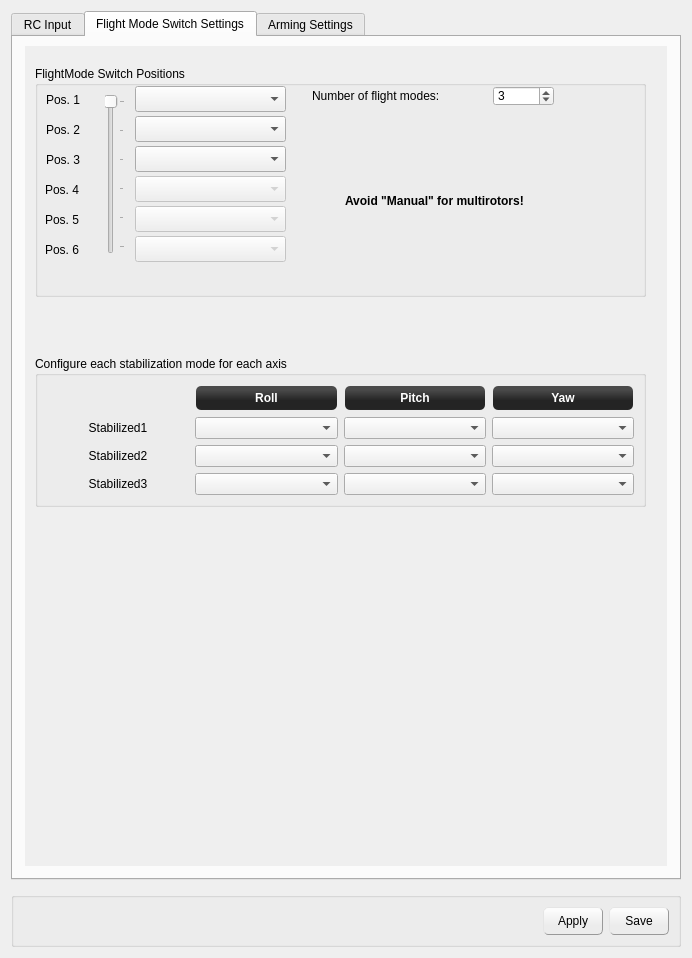
openpilot/OpenPilot, file ground/openpilotgcs/src/plugins/config/input.ui: the form before one commit.
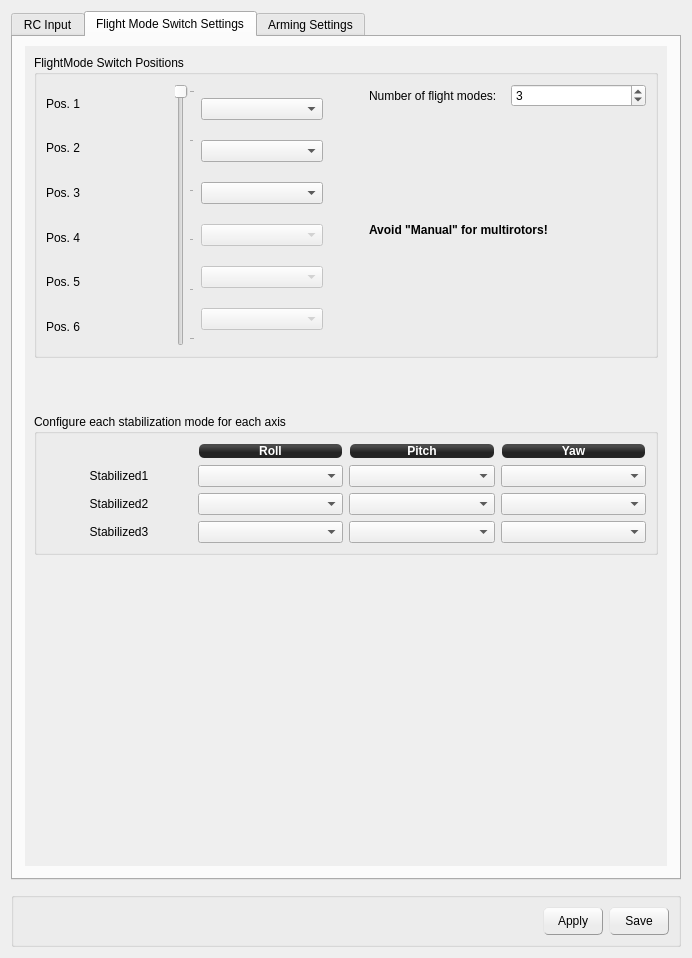
The form after the commit. The open tabs and pages were chosen to show the change. Icons and pictures are not drawn.

Commit message: UI changes to the GCS interface pages

What changed in the file:
```diff
--- a/ground/openpilotgcs/src/plugins/config/input.ui
+++ b/ground/openpilotgcs/src/plugins/config/input.ui
@@ -261,304 +261,70 @@
            <rect>
             <x>0</x>
             <y>0</y>
-            <width>100</width>
-            <height>30</height>
+            <width>638</width>
+            <height>801</height>
            </rect>
           </property>
-          <widget class="QGroupBox" name="groupBox">
-           <property name="geometry">
-            <rect>
-             <x>10</x>
-             <y>310</y>
-             <width>611</width>
-             <height>151</height>
-            </rect>
-           </property>
-           <property name="styleSheet">
-            <string notr="true"/>
-           </property>
-           <property name="title">
-            <string>Configure each stabilization mode for each axis</string>
-           </property>
-           <layout class="QGridLayout" name="gridLayout_2">
-            <item row="3" column="0">
-             <widget class="QLabel" name="label_22">
-              <property name="text">
-               <string>Stabilized3</string>
-              </property>
-              <property name="alignment">
-               <set>Qt::AlignCenter</set>
-              </property>
-             </widget>
-            </item>
-            <item row="0" column="1">
-             <widget class="QLabel" name="label_8">
-              <property name="styleSheet">
-               <string notr="true">background-color: qlineargradient(spread:reflect, x1:0.507, y1:0, x2:0.507, y2:0.772, stop:0.208955 rgba(74, 74, 74, 255), stop:0.78607 rgba(36, 36, 36, 255));
-color: rgb(255, 255, 255);
-border-radius: 5;
-font: bold 12px;
-margin:1px;</string>
-              </property>
-              <property name="text">
-               <string>Roll</string>
-              </property>
-              <property name="alignment">
-               <set>Qt::AlignCenter</set>
-              </property>
-             </widget>
-            </item>
-            <item row="1" column="1">
-             <widget class="QComboBox" name="fmsSsPos1Roll">
-              <property name="minimumSize">
-               <size>
-                <width>102</width>
-                <height>0</height>
-               </size>
-              </property>
-              <property name="focusPolicy">
-               <enum>Qt::StrongFocus</enum>
-              </property>
-             </widget>
-            </item>
-            <item row="0" column="2">
-             <widget class="QLabel" name="label_9">
-              <property name="styleSheet">
-               <string notr="true">background-color: qlineargradient(spread:reflect, x1:0.507, y1:0, x2:0.507, y2:0.772, stop:0.208955 rgba(74, 74, 74, 255), stop:0.78607 rgba(36, 36, 36, 255));
-color: rgb(255, 255, 255);
-border-radius: 5;
-font: bold 12px;
-margin:1px;</string>
-              </property>
-              <property name="text">
-               <string>Pitch</string>
-              </property>
-              <property name="alignment">
-               <set>Qt::AlignCenter</set>
-              </property>
-             </widget>
-            </item>
-            <item row="3" column="2">
-             <widget class="QComboBox" name="fmsSsPos3Pitch">
-              <property name="focusPolicy">
-               <enum>Qt::StrongFocus</enum>
-              </property>
-             </widget>
-            </item>
-            <item row="3" column="3">
-             <widget class="QComboBox" name="fmsSsPos3Yaw">
-              <property name="focusPolicy">
-               <enum>Qt::StrongFocus</enum>
-              </property>
-             </widget>
-            </item>
-            <item row="2" column="2">
-             <widget class="QComboBox" name="fmsSsPos2Pitch">
-              <property name="focusPolicy">
-               <enum>Qt::StrongFocus</enum>
-              </property>
-             </widget>
-            </item>
-            <item row="1" column="0">
-             <widget class="QLabel" name="label_14">
-              <property name="text">
-               <string>Stabilized1</string>
-              </property>
-              <property name="alignment">
-               <set>Qt::AlignCenter</set>
-              </property>
-             </widget>
-            </item>
-            <item row="0" column="3">
-             <widget class="QLabel" name="label_10">
-              <property name="styleSheet">
-               <string notr="true">background-color: qlineargradient(spread:reflect, x1:0.507, y1:0, x2:0.507, y2:0.772, stop:0.208955 rgba(74, 74, 74, 255), stop:0.78607 rgba(36, 36, 36, 255));
-color: rgb(255, 255, 255);
-border-radius: 5;
-font: bold 12px;
-margin:1px;</string>
-              </property>
-              <property name="text">
-               <string>Yaw</string>
-              </property>
-              <property name="alignment">
-               <set>Qt::AlignCenter</set>
-              </property>
-             </widget>
-            </item>
-            <item row="3" column="1">
-             <widget class="QComboBox" name="fmsSsPos3Roll">
-              <property name="focusPolicy">
-               <enum>Qt::StrongFocus</enum>
-              </property>
-             </widget>
-            </item>
-            <item row="1" column="3">
-             <widget class="QComboBox" name="fmsSsPos1Yaw">
-              <property name="minimumSize">
-               <size>
-                <width>102</width>
-                <height>0</height>
-               </size>
-              </property>
-              <property name="focusPolicy">
-               <enum>Qt::StrongFocus</enum>
-              </property>
-             </widget>
-            </item>
-            <item row="2" column="3">
-             <widget class="QComboBox" name="fmsSsPos2Yaw">
-              <property name="focusPolicy">
-               <enum>Qt::StrongFocus</enum>
-              </property>
-             </widget>
-            </item>
-            <item row="2" column="1">
-             <widget class="QComboBox" name="fmsSsPos2Roll">
-              <property name="focusPolicy">
-               <enum>Qt::StrongFocus</enum>
-              </property>
-             </widget>
-            </item>
-            <item row="2" column="0">
-             <widget class="QLabel" name="label_21">
-              <property name="text">
-               <string>Stabilized2</string>
-              </property>
-              <property name="alignment">
-               <set>Qt::AlignCenter</set>
-              </property>
-             </widget>
-            </item>
-            <item row="1" column="2">
-             <widget class="QComboBox" name="fmsSsPos1Pitch">
-              <property name="minimumSize">
-               <size>
-                <width>102</width>
-                <height>0</height>
-               </size>
-              </property>
-              <property name="focusPolicy">
-               <enum>Qt::StrongFocus</enum>
-              </property>
-             </widget>
-            </item>
-           </layout>
-          </widget>
+          <layout class="QGridLayout" name="gridLayout_7">
+           <item row="0" column="0">
           <widget class="QGroupBox" name="groupBox_2">
-           <property name="geometry">
-            <rect>
-             <x>10</x>
-             <y>20</y>
-             <width>611</width>
-             <height>231</height>
-            </rect>
-           </property>
            <property name="title">
             <string>FlightMode Switch Positions</string>
            </property>
-           <widget class="QComboBox" name="fmsModePos5">
-            <property name="enabled">
-             <bool>false</bool>
-            </property>
-            <property name="geometry">
-             <rect>
-              <x>100</x>
-              <y>140</y>
-              <width>151</width>
-              <height>26</height>
-             </rect>
-            </property>
-            <property name="focusPolicy">
-             <enum>Qt::StrongFocus</enum>
-            </property>
-           </widget>
-           <widget class="QComboBox" name="fmsModePos4">
-            <property name="enabled">
-             <bool>false</bool>
-            </property>
-            <property name="geometry">
-             <rect>
-              <x>100</x>
-              <y>110</y>
-              <width>151</width>
-              <height>26</height>
-             </rect>
-            </property>
-            <property name="focusPolicy">
-             <enum>Qt::StrongFocus</enum>
-            </property>
-            <property name="toolTip">
-             <string>Select the stabilization mode on this position (manual/stabilized/auto)</string>
-            </property>
-           </widget>
+             <layout class="QGridLayout" name="gridLayout_6">
+              <item row="0" column="0">
+               <layout class="QGridLayout" name="gridLayout_4">
+                <item row="0" column="0">
+                 <layout class="QVBoxLayout" name="verticalLayout_9">
+                  <item>
+                   <widget class="QLabel" name="label_pos1">
+                    <property name="text">
+                     <string>Pos. 1</string>
+                    </property>
+                   </widget>
+                  </item>
+                  <item>
+                   <widget class="QLabel" name="label_pos2">
+                    <property name="text">
+                     <string>Pos. 2</string>
+                    </property>
+                   </widget>
+                  </item>
+                  <item>
+                   <widget class="QLabel" name="label_pos3">
+                    <property name="text">
+                     <string>Pos. 3</string>
+                    </property>
+                   </widget>
+                  </item>
+                  <item>
            <widget class="QLabel" name="label_pos4">
-            <property name="geometry">
-             <rect>
-              <x>10</x>
-              <y>115</y>
-              <width>62</width>
-              <height>17</height>
-             </rect>
-            </property>
             <property name="text">
              <string>Pos. 4</string>
             </property>
            </widget>
-           <widget class="QComboBox" name="fmsModePos6">
-            <property name="enabled">
-             <bool>false</bool>
-            </property>
-            <property name="geometry">
-             <rect>
-              <x>100</x>
-              <y>170</y>
-              <width>151</width>
-              <height>26</height>
-             </rect>
-            </property>
-            <property name="focusPolicy">
-             <enum>Qt::StrongFocus</enum>
-            </property>
-           </widget>
+                  </item>
+                  <item>
            <widget class="QLabel" name="label_pos5">
-            <property name="geometry">
-             <rect>
-              <x>10</x>
-              <y>145</y>
-              <width>62</width>
-              <height>17</height>
-             </rect>
-            </property>
             <property name="text">
              <string>Pos. 5</string>
             </property>
            </widget>
+                  </item>
+                  <item>
            <widget class="QLabel" name="label_pos6">
-            <property name="geometry">
-             <rect>
-              <x>10</x>
-              <y>175</y>
-              <width>62</width>
-              <height>17</height>
-             </rect>
-            </property>
             <property name="text">
              <string>Pos. 6</string>
             </property>
            </widget>
+                  </item>
+                 </layout>
+                </item>
+                <item row="0" column="1">
            <widget class="QSlider" name="fmsSlider">
             <property name="enabled">
              <bool>false</bool>
             </property>
-            <property name="geometry">
-             <rect>
-              <x>70</x>
-              <y>28</y>
-              <width>20</width>
-              <height>160</height>
-             </rect>
-            </property>
             <property name="focusPolicy">
              <enum>Qt::StrongFocus</enum>
             </property>
@@ -596,40 +362,37 @@
              <number>1</number>
             </property>
            </widget>
+                </item>
+                <item row="0" column="2">
+                 <layout class="QVBoxLayout" name="verticalLayout_10">
+                  <item>
+                   <widget class="QComboBox" name="fmsModePos1">
+                    <property name="focusPolicy">
+                     <enum>Qt::StrongFocus</enum>
+                    </property>
+                    <property name="toolTip">
+                     <string>Select the stabilization mode on this position (manual/stabilized/auto)</string>
+                    </property>
+                   </widget>
+                  </item>
+                  <item>
            <widget class="QComboBox" name="fmsModePos2">
-            <property name="geometry">
-             <rect>
-              <x>100</x>
-              <y>50</y>
-              <width>151</width>
-              <height>26</height>
-             </rect>
-            </property>
             <property name="focusPolicy">
              <enum>Qt::StrongFocus</enum>
             </property>
            </widget>
+                  </item>
+                  <item>
            <widget class="QComboBox" name="fmsModePos3">
-            <property name="geometry">
-             <rect>
-              <x>100</x>
-              <y>80</y>
-              <width>151</width>
-              <height>26</height>
-             </rect>
-            </property>
             <property name="focusPolicy">
              <enum>Qt::StrongFocus</enum>
             </property>
            </widget>
-           <widget class="QComboBox" name="fmsModePos1">
-            <property name="geometry">
-             <rect>
-              <x>100</x>
-              <y>20</y>
-              <width>151</width>
-              <height>26</height>
-             </rect>
+                  </item>
+                  <item>
+                   <widget class="QComboBox" name="fmsModePos4">
+                    <property name="enabled">
+                     <bool>false</bool>
             </property>
             <property name="focusPolicy">
              <enum>Qt::StrongFocus</enum>
@@ -638,54 +401,44 @@
              <string>Select the stabilization mode on this position (manual/stabilized/auto)</string>
             </property>
            </widget>
-           <widget class="QLabel" name="label_pos2">
-            <property name="geometry">
-             <rect>
-              <x>11</x>
-              <y>55</y>
-              <width>62</width>
-              <height>17</height>
-             </rect>
-            </property>
-            <property name="text">
-             <string>Pos. 2</string>
-            </property>
-           </widget>
-           <widget class="QLabel" name="label_pos1">
-            <property name="geometry">
-             <rect>
-              <x>11</x>
-              <y>25</y>
-              <width>62</width>
-              <height>17</height>
-             </rect>
-            </property>
-            <property name="text">
-             <string>Pos. 1</string>
-            </property>
-           </widget>
-           <widget class="QLabel" name="label_pos3">
-            <property name="geometry">
-             <rect>
-              <x>11</x>
-              <y>85</y>
-              <width>62</width>
-              <height>17</height>
-             </rect>
-            </property>
+                  </item>
+                  <item>
+                   <widget class="QComboBox" name="fmsModePos5">
+                    <property name="enabled">
+                     <bool>false</bool>
+                    </property>
+                    <property name="focusPolicy">
+                     <enum>Qt::StrongFocus</enum>
+                    </property>
+                   </widget>
+                  </item>
+                  <item>
+                   <widget class="QComboBox" name="fmsModePos6">
+                    <property name="enabled">
+                     <bool>false</bool>
+                    </property>
+                    <property name="focusPolicy">
+                     <enum>Qt::StrongFocus</enum>
+                    </property>
+                   </widget>
+                  </item>
+                 </layout>
+                </item>
+               </layout>
+              </item>
+              <item row="0" column="2">
+               <layout class="QGridLayout" name="gridLayout_5">
+                <item row="0" column="0">
+                 <layout class="QHBoxLayout" name="horizontalLayout_6">
+                  <item>
+                   <widget class="QLabel" name="label">
             <property name="text">
-             <string>Pos. 3</string>
-            </property>
-           </widget>
+                     <string>Number of flight modes:</string>
+                    </property>
+                   </widget>
+                  </item>
+                  <item>
            <widget class="QSpinBox" name="fmsPosNum">
-            <property name="geometry">
-             <rect>
-              <x>458</x>
-              <y>20</y>
-              <width>61</width>
-              <height>20</height>
-             </rect>
-            </property>
             <property name="toolTip">
              <string>Number of positions your FlightMode switch has.
 
@@ -706,28 +459,11 @@
              <number>3</number>
             </property>
            </widget>
-           <widget class="QLabel" name="label">
-            <property name="geometry">
-             <rect>
-              <x>277</x>
-              <y>22</y>
-              <width>171</width>
-              <height>16</height>
-             </rect>
-            </property>
-            <property name="text">
-             <string>Number of flight modes:</string>
-            </property>
-           </widget>
+                  </item>
+                 </layout>
+                </item>
+                <item row="1" column="0">
            <widget class="QLabel" name="label_15">
-            <property name="geometry">
-             <rect>
-              <x>310</x>
-              <y>120</y>
-              <width>191</width>
-              <height>30</height>
-             </rect>
-            </property>
             <property name="font">
              <font>
               <weight>75</weight>
@@ -741,7 +477,232 @@
              <bool>true</bool>
             </property>
            </widget>
-          </widget>
+                </item>
+               </layout>
+              </item>
+              <item row="0" column="1">
+               <spacer name="horizontalSpacer_4">
+                <property name="orientation">
+                 <enum>Qt::Horizontal</enum>
+                </property>
+                <property name="sizeType">
+                 <enum>QSizePolicy::Fixed</enum>
+                </property>
+                <property name="sizeHint" stdset="0">
+                 <size>
+                  <width>40</width>
+                  <height>20</height>
+                 </size>
+                </property>
+               </spacer>
+              </item>
+             </layout>
+            </widget>
+           </item>
+           <item row="1" column="0">
+            <spacer name="verticalSpacer_6">
+             <property name="orientation">
+              <enum>Qt::Vertical</enum>
+             </property>
+             <property name="sizeType">
+              <enum>QSizePolicy::Fixed</enum>
+             </property>
+             <property name="sizeHint" stdset="0">
+              <size>
+               <width>20</width>
+               <height>50</height>
+              </size>
+             </property>
+            </spacer>
+           </item>
+           <item row="2" column="0">
+            <widget class="QGroupBox" name="groupBox">
+             <property name="styleSheet">
+              <string notr="true"/>
+             </property>
+             <property name="title">
+              <string>Configure each stabilization mode for each axis</string>
+             </property>
+             <layout class="QGridLayout" name="gridLayout_2">
+              <item row="3" column="0">
+               <widget class="QLabel" name="label_22">
+                <property name="text">
+                 <string>Stabilized3</string>
+                </property>
+                <property name="alignment">
+                 <set>Qt::AlignCenter</set>
+                </property>
+               </widget>
+              </item>
+              <item row="0" column="1">
+               <widget class="QLabel" name="label_8">
+                <property name="styleSheet">
+                 <string notr="true">background-color: qlineargradient(spread:reflect, x1:0.507, y1:0, x2:0.507, y2:0.772, stop:0.208955 rgba(74, 74, 74, 255), stop:0.78607 rgba(36, 36, 36, 255));
+color: rgb(255, 255, 255);
+border-radius: 5;
+font: bold 12px;
+margin:1px;</string>
+                </property>
+                <property name="text">
+                 <string>Roll</string>
+                </property>
+                <property name="alignment">
+                 <set>Qt::AlignCenter</set>
+                </property>
+               </widget>
+              </item>
+              <item row="1" column="1">
+               <widget class="QComboBox" name="fmsSsPos1Roll">
+                <property name="minimumSize">
+                 <size>
+                  <width>102</width>
+                  <height>0</height>
+                 </size>
+                </property>
+                <property name="focusPolicy">
+                 <enum>Qt::StrongFocus</enum>
+                </property>
+               </widget>
+              </item>
+              <item row="0" column="2">
+               <widget class="QLabel" name="label_9">
+                <property name="styleSheet">
+                 <string notr="true">background-color: qlineargradient(spread:reflect, x1:0.507, y1:0, x2:0.507, y2:0.772, stop:0.208955 rgba(74, 74, 74, 255), stop:0.78607 rgba(36, 36, 36, 255));
+color: rgb(255, 255, 255);
+border-radius: 5;
+font: bold 12px;
+margin:1px;</string>
+                </property>
+                <property name="text">
+                 <string>Pitch</string>
+                </property>
+                <property name="alignment">
+                 <set>Qt::AlignCenter</set>
+                </property>
+               </widget>
+              </item>
+              <item row="3" column="2">
+               <widget class="QComboBox" name="fmsSsPos3Pitch">
+                <property name="focusPolicy">
+                 <enum>Qt::StrongFocus</enum>
+                </property>
+               </widget>
+              </item>
+              <item row="3" column="3">
+               <widget class="QComboBox" name="fmsSsPos3Yaw">
+                <property name="focusPolicy">
+                 <enum>Qt::StrongFocus</enum>
+                </property>
+               </widget>
+              </item>
+              <item row="2" column="2">
+               <widget class="QComboBox" name="fmsSsPos2Pitch">
+                <property name="focusPolicy">
+                 <enum>Qt::StrongFocus</enum>
+                </property>
+               </widget>
+              </item>
+              <item row="1" column="0">
+               <widget class="QLabel" name="label_14">
+                <property name="text">
+                 <string>Stabilized1</string>
+                </property>
+                <property name="alignment">
+                 <set>Qt::AlignCenter</set>
+                </property>
+               </widget>
+              </item>
+              <item row="0" column="3">
+               <widget class="QLabel" name="label_10">
+                <property name="styleSheet">
+                 <string notr="true">background-color: qlineargradient(spread:reflect, x1:0.507, y1:0, x2:0.507, y2:0.772, stop:0.208955 rgba(74, 74, 74, 255), stop:0.78607 rgba(36, 36, 36, 255));
+color: rgb(255, 255, 255);
+border-radius: 5;
+font: bold 12px;
+margin:1px;</string>
+                </property>
+                <property name="text">
+                 <string>Yaw</string>
+                </property>
+                <property name="alignment">
+                 <set>Qt::AlignCenter</set>
+                </property>
+               </widget>
+              </item>
+              <item row="3" column="1">
+               <widget class="QComboBox" name="fmsSsPos3Roll">
+                <property name="focusPolicy">
+                 <enum>Qt::StrongFocus</enum>
+                </property>
+               </widget>
+              </item>
+              <item row="1" column="3">
+               <widget class="QComboBox" name="fmsSsPos1Yaw">
+                <property name="minimumSize">
+                 <size>
+                  <width>102</width>
+                  <height>0</height>
+                 </size>
+                </property>
+                <property name="focusPolicy">
+                 <enum>Qt::StrongFocus</enum>
+                </property>
+               </widget>
+              </item>
+              <item row="2" column="3">
+               <widget class="QComboBox" name="fmsSsPos2Yaw">
+                <property name="focusPolicy">
+                 <enum>Qt::StrongFocus</enum>
+                </property>
+               </widget>
+              </item>
+              <item row="2" column="1">
+               <widget class="QComboBox" name="fmsSsPos2Roll">
+                <property name="focusPolicy">
+                 <enum>Qt::StrongFocus</enum>
+                </property>
+               </widget>
+              </item>
+              <item row="2" column="0">
+               <widget class="QLabel" name="label_21">
+                <property name="text">
+                 <string>Stabilized2</string>
+                </property>
+                <property name="alignment">
+                 <set>Qt::AlignCenter</set>
+                </property>
+               </widget>
+              </item>
+              <item row="1" column="2">
+               <widget class="QComboBox" name="fmsSsPos1Pitch">
+                <property name="minimumSize">
+                 <size>
+                  <width>102</width>
+                  <height>0</height>
+                 </size>
+                </property>
+                <property name="focusPolicy">
+                 <enum>Qt::StrongFocus</enum>
+                </property>
+               </widget>
+              </item>
+             </layout>
+            </widget>
+           </item>
+           <item row="3" column="0">
+            <spacer name="verticalSpacer_5">
+             <property name="orientation">
+              <enum>Qt::Vertical</enum>
+             </property>
+             <property name="sizeHint" stdset="0">
+              <size>
+               <width>20</width>
+               <height>300</height>
+              </size>
+             </property>
+            </spacer>
+           </item>
+          </layout>
          </widget>
         </widget>
        </item>
```
Left out of the diff: 4 changed lines with no effect on the pictures. Lines whose indentation alone changed are shown as unchanged. The commit also changes 2 other files.
